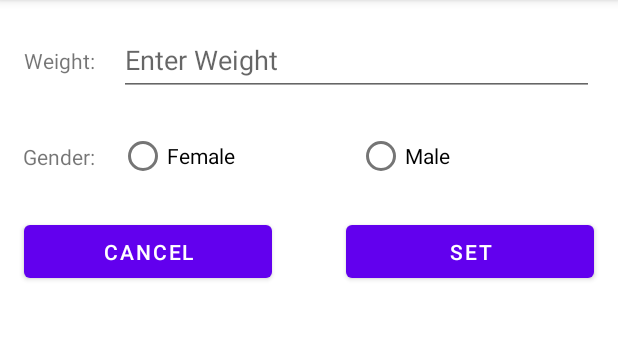
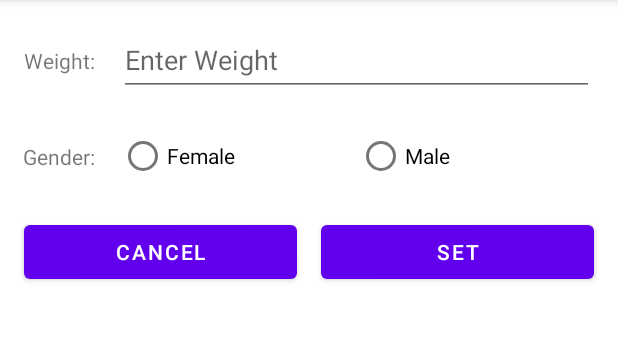
Before and after one commit to kstanley-UNCC/Group22_HW04, an Android app: the screen it shows after launch (MainActivity), after a tap on "SET", on a phone screen of 412 x 824 dp, the part 84-425 px from its top. Run offline under Robolectric (Android 15) with nearby library versions, the phone set to English and light mode, and no system bars.

Commit message:
Use constraints to evenly distribute the buttons and make 50% device width

```diff
--- a/app/src/main/res/layout/fragment_setprofile.xml
+++ b/app/src/main/res/layout/fragment_setprofile.xml
@@ -4,23 +4,30 @@
     xmlns:tools="http://schemas.android.com/tools"
     android:layout_width="match_parent"
     android:layout_height="match_parent"
+    android:weightSum="2"
+    android:gravity="center_horizontal"
     tools:context=".fragments.SetProfileFragment">
 
     <Button
         android:id="@+id/setProfileButtonSet"
-        android:layout_width="165dp"
-        android:layout_height="47dp"
+        android:layout_width="0dp"
+        android:layout_height="wrap_content"
+        android:layout_marginStart="8dp"
         android:layout_marginTop="16dp"
         android:layout_marginEnd="16dp"
+        android:layout_weight="1"
         android:text="@string/set_weight_button_label"
         app:layout_constraintEnd_toEndOf="parent"
+        app:layout_constraintStart_toEndOf="@+id/setProfileButtonCancel"
         app:layout_constraintTop_toBottomOf="@+id/setProfileGenderGroup" />
 
     <Button
         android:id="@+id/setProfileButtonCancel"
-        android:layout_width="165dp"
-        android:layout_height="47dp"
+        android:layout_width="0dp"
+        android:layout_height="wrap_content"
         android:layout_marginStart="16dp"
+        android:layout_marginEnd="8dp"
+        android:layout_weight="1"
         android:text="@string/cancel_button_label"
         app:layout_constraintBottom_toBottomOf="@+id/setProfileButtonSet"
         app:layout_constraintEnd_toStartOf="@+id/setProfileButtonSet"
```
